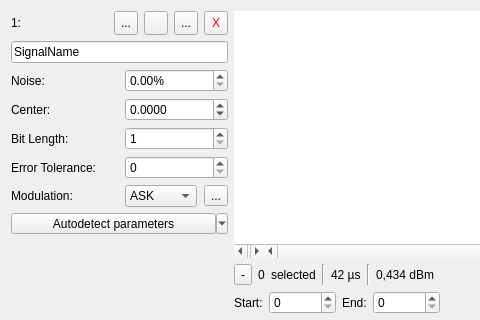
First picture: the form in data/ui/signal_frame.ui, repository jopohl/urh, before the edit; both pictures show x 0 to 480 and y 0 to 320 of the 1057 by 566 pixel window.
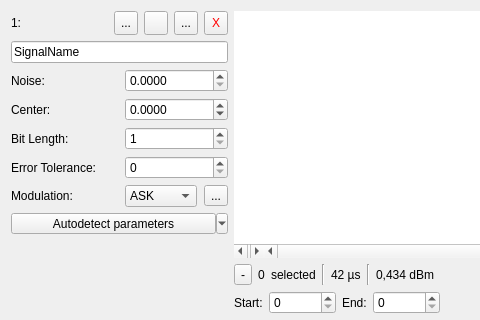
Second picture: the form after the edit. Icons and pictures are not drawn. Custom widgets are drawn as their Qt base class.

Patch:
```diff
--- a/data/ui/signal_frame.ui
+++ b/data/ui/signal_frame.ui
@@ -174,13 +174,13 @@
         <string>&lt;html&gt;&lt;head/&gt;&lt;body&gt;&lt;p&gt;Set the &lt;span style=&quot; font-weight:600;&quot;&gt;noise magnitude&lt;/span&gt; of your signal. You can tune this value to mute noise in your signal and reveal the true data.&lt;/p&gt;&lt;/body&gt;&lt;/html&gt;</string>
        </property>
        <property name="suffix">
-        <string>%</string>
+        <string/>
        </property>
        <property name="decimals">
-        <number>2</number>
+        <number>4</number>
        </property>
        <property name="maximum">
-        <double>100.000000000000000</double>
+        <double>1.000000000000000</double>
        </property>
        <property name="singleStep">
         <double>0.000100000000000</double>
```
